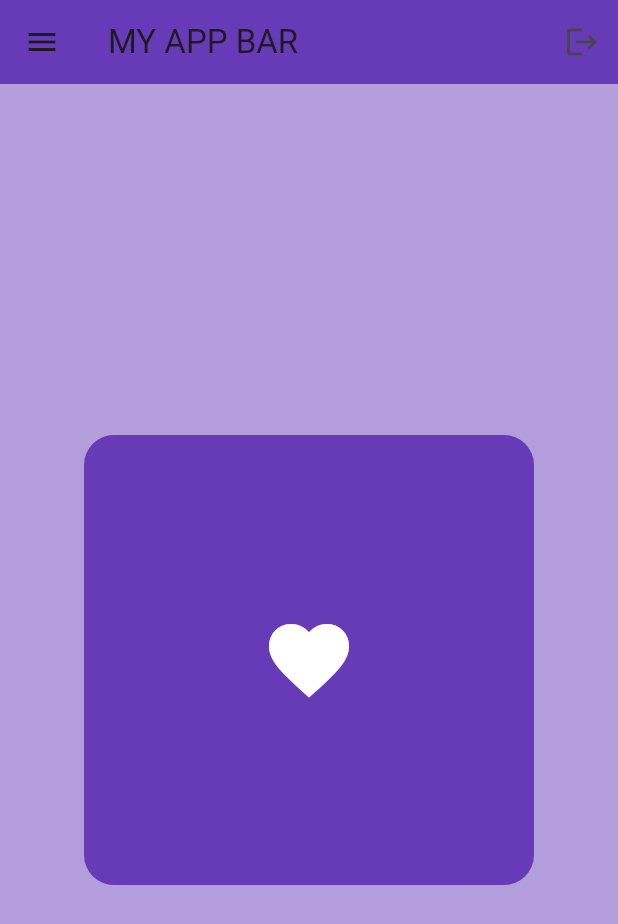
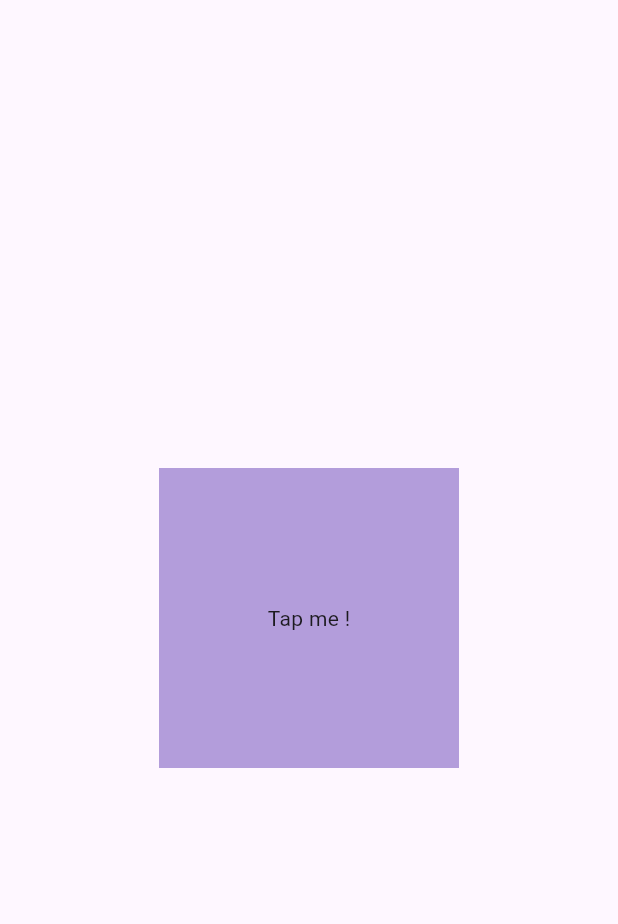
Before and after one commit to CAJamesJ/Flutter_to_do_list_1, a Flutter app: the screen it shows after launch, on a phone screen of 412 x 824 dp. Shown: the top 924 px of the screen. Run offline on Flutter 3.47's test engine with Material 3 defaults, Android fonts, the phone set to English and light mode, and no system bars.

Commit message:
part 2 done

```diff
--- a/lib/main.dart
+++ b/lib/main.dart
@@ -1,47 +1,33 @@
-// ignore_for_file: prefer_const_constructors
+// ignore_for_file: prefer_const_constructors, must_be_immutable
 
 import 'package:flutter/material.dart';
 
 void main() {
-  runApp(const MyApp());
+  runApp(MyApp());
 }
 
 class MyApp extends StatelessWidget {
-  const MyApp({super.key});
+  MyApp({super.key});
+
+  // funcitons & methods
+  void userTapped() {
+    print("User tapped!");
+  }
 
   @override
   Widget build(BuildContext context) {
     return MaterialApp( /* const is ignored in this project */
       debugShowCheckedModeBanner: false,
       home: Scaffold(
-        backgroundColor: Colors.deepPurple[200],
-        appBar: AppBar(
-          // title: Center(
-          //   child: Text("MY APP BAR"),
-          // ),
-          title: Text("MY APP BAR"),
-          backgroundColor: Colors.deepPurple,
-          elevation: 0,
-          leading: Icon(Icons.menu),
-          actions: [
-            IconButton(onPressed: () {}, icon: Icon(Icons.logout))
-          ],
-        ),
         body: Center(
-          child: Container(
-            height: 300,
-            width: 300,
-            decoration: BoxDecoration( //If you want further decorations, put color in decorations
-              color: Colors.deepPurple,
-              //curve the corners
-              borderRadius: BorderRadius.circular(20),
+          child: GestureDetector(
+            onTap: userTapped,
+            child: Container(
+              height: 200,
+              width: 200,
+              color: Colors.deepPurple[200],
+              child: Center(child: Text("Tap me !"),)
             ),
-            padding: EdgeInsets.all(25),
-            child: Icon(
-              Icons.favorite,
-              color: Colors.white,
-              size: 64,
-              ),
           ),
         ),
       ),
```
